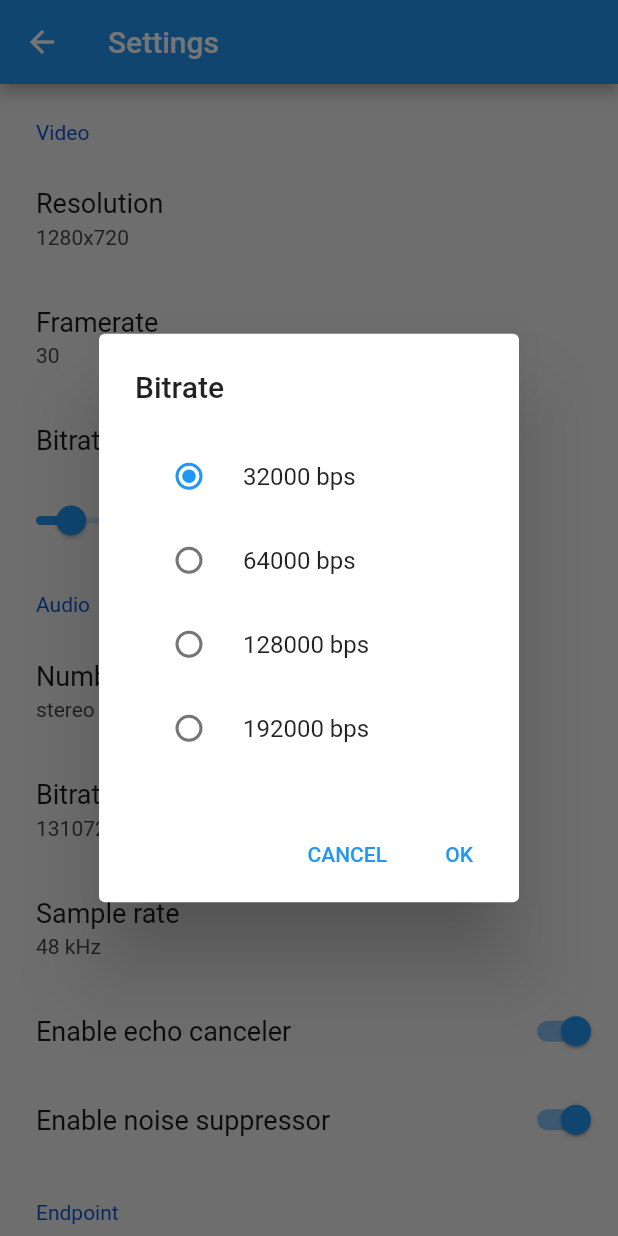
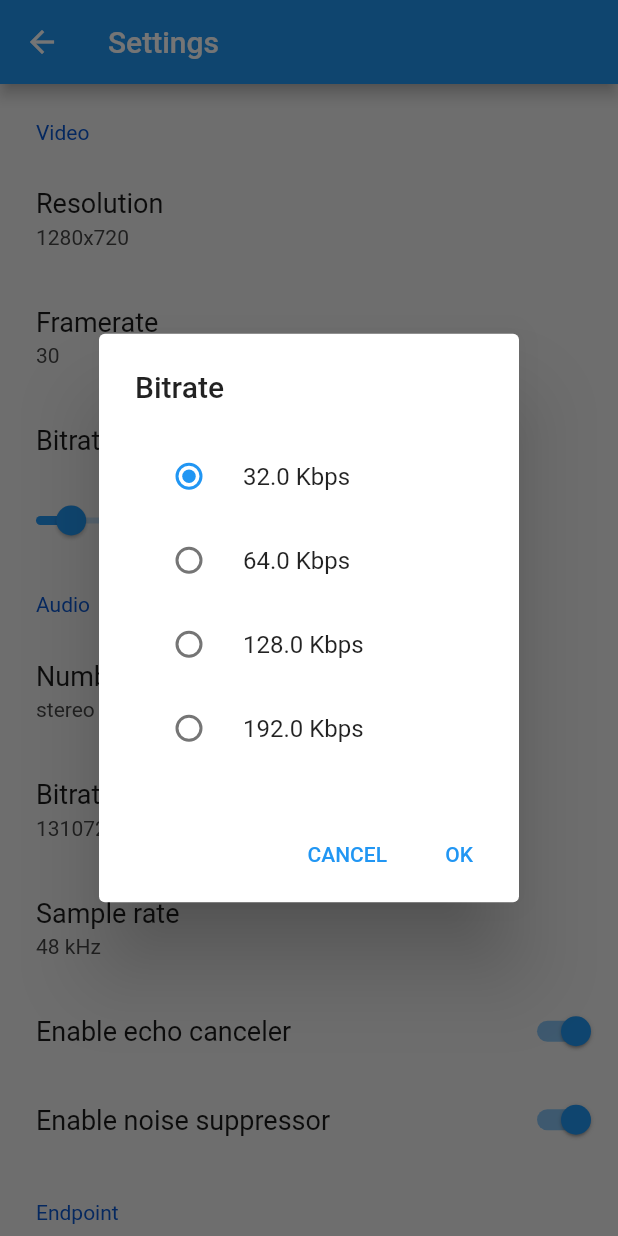
Before and after one commit to vasylbavza/api.video-flutter-live-stream, a Flutter app: the SettingsScreen screen opened directly with empty values, after a tap on "Bitrate", on a phone screen of 412 x 824 dp. Run offline on Flutter 3.47's test engine with Material 2 defaults, Android fonts, the phone set to English and light mode, and no system bars; drawn by our look-alikes of settings_ui.

Commit message:
chore(example): migrates settings_ui to 2.0.1

```diff
--- a/example/lib/settings_screen.dart
+++ b/example/lib/settings_screen.dart
@@ -45,11 +45,11 @@ class _SettingsScreenState extends State<SettingsScreen> {
           child: SettingsList(
             sections: [
               SettingsSection(
-                title: 'Video',
+                title: Text('Video'),
                 tiles: [
                   SettingsTile(
-                    title: 'Resolution',
-                    subtitle: widget.params.getResolutionToString(),
+                    title: Text('Resolution'),
+                    value: Text(widget.params.getResolutionToString()),
                     onPressed: (BuildContext context) {
                       showDialog(
                           context: context,
@@ -58,16 +58,18 @@ class _SettingsScreenState extends State<SettingsScreen> {
                                 title: "Resolutions",
                                 values: resolutionsToPrettyString());
                           }).then((value) {
+                        if (value != null) {
                           setState(() {
                             widget.params.video.resolution =
                                 Resolution.values[value];
                           });
+                        }
                       });
                     },
                   ),
                   SettingsTile(
-                    title: 'Framerate',
-                    subtitle: widget.params.video.fps.toString(),
+                    title: Text('Framerate'),
+                    value: Text(widget.params.video.fps.toString()),
                     onPressed: (BuildContext context) {
                       showDialog(
                           context: context,
@@ -77,18 +79,20 @@ class _SettingsScreenState extends State<SettingsScreen> {
                               values: fpsList.map((e) => e.toString()).toList(),
                             );
                           }).then((value) {
+                        if (value != null) {
                           setState(() {
                             widget.params.video.fps = fpsList[value];
                           });
+                        }
                       });
                     },
                   ),
-                  CustomTile(
+                  CustomSettingsTile(
                     child: Container(
                       child: Column(
                         children: [
                           SettingsTile(
-                            title: 'Bitrate',
+                            title: Text('Bitrate'),
                           ),
                           Row(
                             children: [
@@ -115,11 +119,11 @@ class _SettingsScreenState extends State<SettingsScreen> {
                 ],
               ),
               SettingsSection(
-                title: 'Audio',
+                title: Text('Audio'),
                 tiles: [
                   SettingsTile(
-                    title: "Number of channels",
-                    subtitle: widget.params.getChannelToString(),
+                    title: Text("Number of channels"),
+                    value: Text(widget.params.getChannelToString()),
                     onPressed: (BuildContext context) {
                       showDialog(
                           context: context,
@@ -129,15 +133,17 @@ class _SettingsScreenState extends State<SettingsScreen> {
                               values: channelsToPrettyString(),
                             );
                           }).then((value) {
+                        if (value != null) {
                           setState(() {
                             widget.params.audio.channel = Channel.values[value];
                           });
+                        }
                       });
                     },
                   ),
                   SettingsTile(
-                    title: 'Bitrate',
-                    subtitle: widget.params.getBitrateToString(),
+                    title: Text('Bitrate'),
+                    value: Text(widget.params.getBitrateToString()),
                     onPressed: (BuildContext context) {
                       showDialog(
                           context: context,
@@ -145,18 +151,21 @@ class _SettingsScreenState extends State<SettingsScreen> {
                             return RadioAlertWidget(
                                 title: "Bitrate",
                                 values: audioBitrateList
-                                    .map((e) => "${e.toString()} bps")
+                                    .map((e) => "${e / 1000} Kbps")
                                     .toList());
                           }).then((value) {
+                        if (value != null) {
                           setState(() {
-                          widget.params.audio.bitrate = audioBitrateList[value];
+                            widget.params.audio.bitrate =
+                                audioBitrateList[value];
                           });
+                        }
                       });
                     },
                   ),
                   SettingsTile(
-                    title: 'Sample rate',
-                    subtitle: widget.params.getSampleRateToString(),
+                    title: Text('Sample rate'),
+                    value: Text(widget.params.getSampleRateToString()),
                     onPressed: (BuildContext context) {
                       showDialog(
                           context: context,
@@ -165,16 +174,18 @@ class _SettingsScreenState extends State<SettingsScreen> {
                                 title: "Sample rate",
                                 values: sampleRatesToPrettyString());
                           }).then((value) {
+                        if (value != null) {
                           setState(() {
                             widget.params.audio.sampleRate =
                             SampleRate.values[value];
                           });
+                        }
                       });
                     },
                   ),
                   SettingsTile.switchTile(
-                    title: 'Enable echo canceler',
-                    switchValue: widget.params.audio.enableEchoCanceler,
+                    title: Text('Enable echo canceler'),
+                    initialValue: widget.params.audio.enableEchoCanceler,
                     onToggle: (bool value) {
                       setState(() {
                         widget.params.audio.enableEchoCanceler = value;
@@ -182,8 +193,8 @@ class _SettingsScreenState extends State<SettingsScreen> {
                     },
                   ),
                   SettingsTile.switchTile(
-                    title: 'Enable noise suppressor',
-                    switchValue: widget.params.audio.enableNoiseSuppressor,
+                    title: Text('Enable noise suppressor'),
+                    initialValue: widget.params.audio.enableNoiseSuppressor,
                     onToggle: (bool value) {
                       setState(() {
                         widget.params.audio.enableNoiseSuppressor = value;
@@ -193,11 +204,12 @@ class _SettingsScreenState extends State<SettingsScreen> {
                 ],
               ),
               SettingsSection(
-                title: 'Endpoint',
+                title: Text('Endpoint'),
                 tiles: [
                   SettingsTile(
-                      title: 'RTMP endpoint',
-                      subtitle: widget.params.rtmpUrl,
+                      title: Text('RTMP endpoint'),
+                      value: Text(widget.params.rtmpUrl ??
+                          "rtmp://broadcast.api.video/s/"),
                       onPressed: (BuildContext context) {
                         showDialog(
                             context: context,
@@ -213,8 +225,8 @@ class _SettingsScreenState extends State<SettingsScreen> {
                             });
                       }),
                   SettingsTile(
-                      title: 'Stream key',
-                      subtitle: widget.params.streamKey,
+                      title: Text('Stream key'),
+                      value: Text(widget.params.streamKey),
                       onPressed: (BuildContext context) {
                         showDialog(
                             context: context,
--- a/example/pubspec.yaml
+++ b/example/pubspec.yaml
@@ -13,10 +13,7 @@ dependencies:
     sdk: flutter
 
   image_picker: ^0.8.3+2
-  settings_ui:
-    git:
-      url: https://github.com/yako-dev/flutter-settings-ui.git
-      ref: master
+  settings_ui: ^2.0.1
 
   apivideo_live_stream:
     # When depending on this package from a real application you should use:
```
Lines whose indentation alone changed are shown as unchanged.
